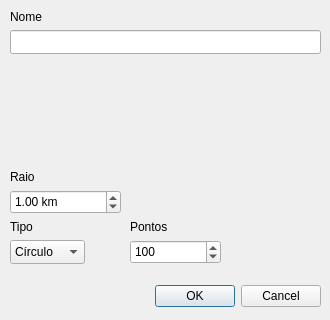
cragapito/qtkamal, file dialogs/circledialog.ui: the form before one commit.
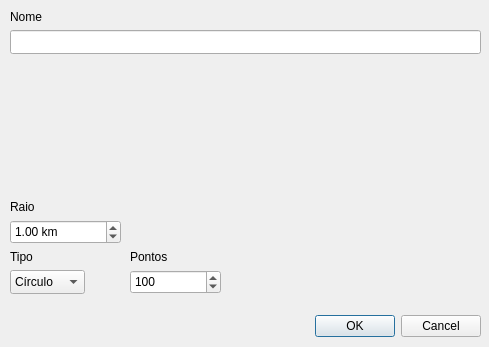
The form after the commit. Icons and pictures are not drawn. Custom widgets are drawn as their Qt base class.

```diff
--- a/dialogs/circledialog.ui
+++ b/dialogs/circledialog.ui
@@ -6,8 +6,8 @@
    <rect>
     <x>0</x>
     <y>0</y>
-    <width>330</width>
-    <height>320</height>
+    <width>489</width>
+    <height>347</height>
    </rect>
   </property>
   <property name="sizePolicy">
@@ -18,14 +18,14 @@
   </property>
   <property name="minimumSize">
    <size>
-    <width>330</width>
-    <height>320</height>
+    <width>489</width>
+    <height>347</height>
    </size>
   </property>
   <property name="maximumSize">
    <size>
-    <width>330</width>
-    <height>320</height>
+    <width>489</width>
+    <height>347</height>
    </size>
   </property>
   <property name="focusPolicy">
@@ -41,8 +41,8 @@
   <widget class="QDialogButtonBox" name="buttonBox">
    <property name="geometry">
     <rect>
-     <x>-20</x>
-     <y>280</y>
+     <x>140</x>
+     <y>310</y>
      <width>341</width>
      <height>32</height>
     </rect>
@@ -59,7 +59,7 @@
     <rect>
      <x>10</x>
      <y>30</y>
-     <width>311</width>
+     <width>471</width>
      <height>24</height>
     </rect>
    </property>
@@ -81,7 +81,7 @@
    <property name="geometry">
     <rect>
      <x>10</x>
-     <y>270</y>
+     <y>300</y>
      <width>40</width>
      <height>40</height>
     </rect>
@@ -102,30 +102,25 @@
     <bool>true</bool>
    </property>
   </widget>
-  <widget class="QStackedWidget" name="coord_entry">
+  <widget class="gbcoordinates" name="coord_entry" native="true">
    <property name="geometry">
     <rect>
      <x>10</x>
-     <y>60</y>
-     <width>310</width>
-     <height>100</height>
+     <y>70</y>
+     <width>470</width>
+     <height>120</height>
     </rect>
    </property>
    <property name="focusPolicy">
     <enum>Qt::NoFocus</enum>
    </property>
-   <property name="currentIndex">
-    <number>0</number>
-   </property>
-   <widget class="gbcoordinates" name="GMS"/>
-   <widget class="gbdeccoordinates" name="decimal"/>
   </widget>
   <widget class="QStackedWidget" name="cirSect">
    <property name="geometry">
     <rect>
      <x>10</x>
-     <y>170</y>
-     <width>311</width>
+     <y>200</y>
+     <width>421</width>
      <height>51</height>
     </rect>
    </property>
@@ -284,7 +279,7 @@
    <property name="geometry">
     <rect>
      <x>10</x>
-     <y>240</y>
+     <y>270</y>
      <width>75</width>
      <height>24</height>
     </rect>
@@ -304,7 +299,7 @@
    <property name="geometry">
     <rect>
      <x>10</x>
-     <y>220</y>
+     <y>250</y>
      <width>57</width>
      <height>14</height>
     </rect>
@@ -317,7 +312,7 @@
    <property name="geometry">
     <rect>
      <x>130</x>
-     <y>240</y>
+     <y>270</y>
      <width>91</width>
      <height>24</height>
     </rect>
@@ -336,7 +331,7 @@
    <property name="geometry">
     <rect>
      <x>130</x>
-     <y>220</y>
+     <y>250</y>
      <width>57</width>
      <height>14</height>
     </rect>
@@ -357,12 +352,6 @@
     <slot>slot1()</slot>
    </slots>
   </customwidget>
-  <customwidget>
-   <class>gbdeccoordinates</class>
-   <extends>QWidget</extends>
-   <header>gbdeccoordinates.h</header>
-   <container>1</container>
-  </customwidget>
  </customwidgets>
  <tabstops>
   <tabstop>circname</tabstop>
```
